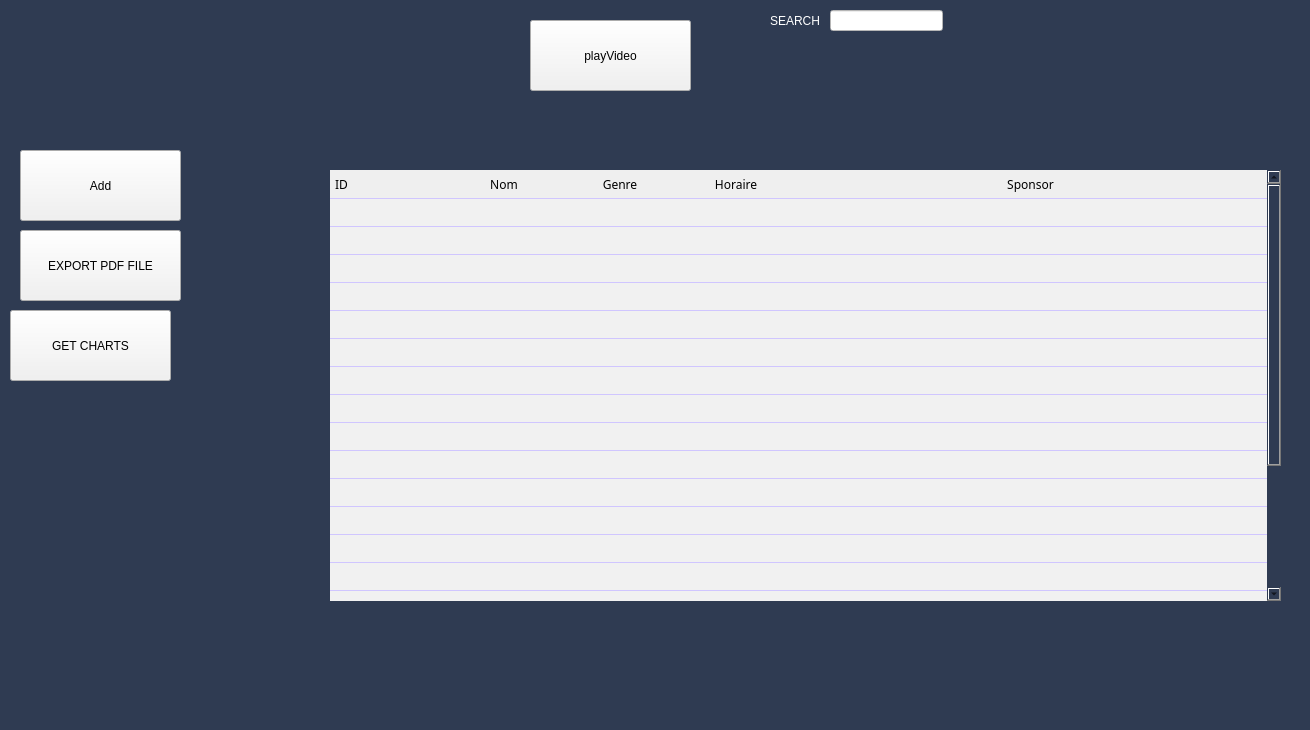
First picture: the form in emission.ui, repository HyperDarkmoon/TVEmpire, before the edit.
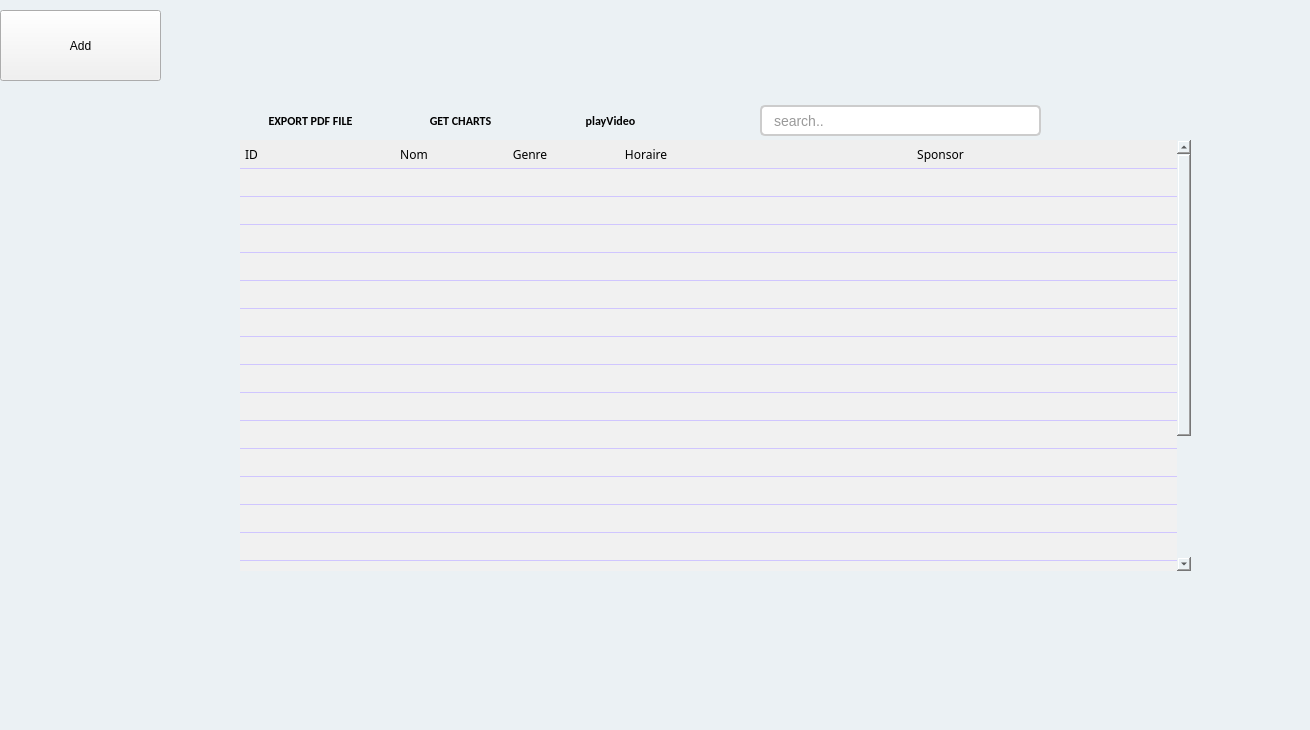
Second picture: the form after the edit. Icons and pictures are not drawn.

```diff
--- a/emission.ui
+++ b/emission.ui
@@ -111,14 +111,14 @@
    </property>
    <property name="styleSheet">
     <string notr="true">
-	background:#2F3B52;
+	background:#EBF1F4;
 </string>
    </property>
    <widget class="QTableWidget" name="tableWidget_2">
     <property name="geometry">
      <rect>
-      <x>330</x>
-      <y>170</y>
+      <x>240</x>
+      <y>140</y>
       <width>951</width>
       <height>431</height>
      </rect>
@@ -348,8 +348,8 @@
    <widget class="QPushButton" name="add_btn_2">
     <property name="geometry">
      <rect>
-      <x>20</x>
-      <y>150</y>
+      <x>0</x>
+      <y>10</y>
       <width>161</width>
       <height>71</height>
      </rect>
@@ -807,7 +807,7 @@
     </property>
     <property name="icon">
      <iconset>
-      <normaloff>../../../Desktop/#017_Students information system/icons/add.svg</normaloff>../../../Desktop/#017_Students information system/icons/add.svg</iconset>
+      <normaloff>../../#017_Students information system/icons/add.svg</normaloff>../../#017_Students information system/icons/add.svg</iconset>
     </property>
     <property name="iconSize">
      <size>
@@ -819,10 +819,10 @@
    <widget class="QPushButton" name="pdfButton">
     <property name="geometry">
      <rect>
-      <x>20</x>
-      <y>230</y>
-      <width>161</width>
-      <height>71</height>
+      <x>240</x>
+      <y>100</y>
+      <width>141</width>
+      <height>41</height>
      </rect>
     </property>
     <property name="palette">
@@ -839,10 +839,10 @@
        </colorrole>
        <colorrole role="Button">
         <brush brushstyle="SolidPattern">
-         <color alpha="255">
-          <red>241</red>
-          <green>241</green>
-          <blue>241</blue>
+         <color alpha="0">
+          <red>0</red>
+          <green>0</green>
+          <blue>0</blue>
          </color>
         </brush>
        </colorrole>
@@ -911,19 +911,19 @@
        </colorrole>
        <colorrole role="Base">
         <brush brushstyle="SolidPattern">
-         <color alpha="255">
-          <red>241</red>
-          <green>241</green>
-          <blue>241</blue>
+         <color alpha="0">
+          <red>0</red>
+          <green>0</green>
+          <blue>0</blue>
          </color>
         </brush>
        </colorrole>
        <colorrole role="Window">
         <brush brushstyle="SolidPattern">
-         <color alpha="255">
-          <red>241</red>
-          <green>241</green>
-          <blue>241</blue>
+         <color alpha="0">
+          <red>0</red>
+          <green>0</green>
+          <blue>0</blue>
          </color>
         </brush>
        </colorrole>
@@ -985,10 +985,10 @@
        </colorrole>
        <colorrole role="Button">
         <brush brushstyle="SolidPattern">
-         <color alpha="255">
-          <red>241</red>
-          <green>241</green>
-          <blue>241</blue>
+         <color alpha="0">
+          <red>0</red>
+          <green>0</green>
+          <blue>0</blue>
          </color>
         </brush>
        </colorrole>
@@ -1057,19 +1057,19 @@
        </colorrole>
        <colorrole role="Base">
         <brush brushstyle="SolidPattern">
-         <color alpha="255">
-          <red>241</red>
-          <green>241</green>
-          <blue>241</blue>
+         <color alpha="0">
+          <red>0</red>
+          <green>0</green>
+          <blue>0</blue>
          </color>
         </brush>
        </colorrole>
        <colorrole role="Window">
         <brush brushstyle="SolidPattern">
-         <color alpha="255">
-          <red>241</red>
-          <green>241</green>
-          <blue>241</blue>
+         <color alpha="0">
+          <red>0</red>
+          <green>0</green>
+          <blue>0</blue>
          </color>
         </brush>
        </colorrole>
@@ -1123,18 +1123,18 @@
        <colorrole role="WindowText">
         <brush brushstyle="SolidPattern">
          <color alpha="255">
-          <red>127</red>
-          <green>127</green>
-          <blue>127</blue>
+          <red>0</red>
+          <green>0</green>
+          <blue>0</blue>
          </color>
         </brush>
        </colorrole>
        <colorrole role="Button">
         <brush brushstyle="SolidPattern">
-         <color alpha="255">
-          <red>241</red>
-          <green>241</green>
-          <blue>241</blue>
+         <color alpha="0">
+          <red>0</red>
+          <green>0</green>
+          <blue>0</blue>
          </color>
         </brush>
        </colorrole>
@@ -1177,9 +1177,9 @@
        <colorrole role="Text">
         <brush brushstyle="SolidPattern">
          <color alpha="255">
-          <red>127</red>
-          <green>127</green>
-          <blue>127</blue>
+          <red>0</red>
+          <green>0</green>
+          <blue>0</blue>
          </color>
         </brush>
        </colorrole>
@@ -1195,27 +1195,27 @@
        <colorrole role="ButtonText">
         <brush brushstyle="SolidPattern">
          <color alpha="255">
-          <red>127</red>
-          <green>127</green>
-          <blue>127</blue>
+          <red>0</red>
+          <green>0</green>
+          <blue>0</blue>
          </color>
         </brush>
        </colorrole>
        <colorrole role="Base">
         <brush brushstyle="SolidPattern">
-         <color alpha="255">
-          <red>241</red>
-          <green>241</green>
-          <blue>241</blue>
+         <color alpha="0">
+          <red>0</red>
+          <green>0</green>
+          <blue>0</blue>
          </color>
         </brush>
        </colorrole>
        <colorrole role="Window">
         <brush brushstyle="SolidPattern">
-         <color alpha="255">
-          <red>241</red>
-          <green>241</green>
-          <blue>241</blue>
+         <color alpha="0">
+          <red>0</red>
+          <green>0</green>
+          <blue>0</blue>
          </color>
         </brush>
        </colorrole>
@@ -1271,76 +1271,93 @@
      <bool>false</bool>
     </property>
     <property name="styleSheet">
-     <string notr="true">background : #F1F1F1;</string>
+     <string notr="true">QPushButton {
+    background-color: transparent; 
+    color: black;
+
+    border-radius: 10px;
+    padding: 10px 20px;
+    font-weight: bold;
+    font-family: Calibri, sans-serif;
+}
+
+/* Hover effect */
+QPushButton:hover {
+  
+    border: 3px solid #141E46;
+    color: black;
+}
+
+/* Pressed effect */
+QPushButton:pressed {
+    background-color: #141E46;
+    border: 2px solid #141E46;
+    padding: 9px 19px;
+    color: white;
+}
+
+/* Checked effect */
+QPushButton:checked {
+    background-color: #64a1c2; /* Your desired color */
+    border: none; /* Remove the border if needed */
+}</string>
     </property>
     <property name="text">
      <string>EXPORT PDF FILE</string>
     </property>
     <property name="icon">
      <iconset>
-      <normaloff>../../../Desktop/#017_Students information system/icons/add.svg</normaloff>../../../Desktop/#017_Students information system/icons/add.svg</iconset>
+      <normaloff>icon/format-de-fichier-pdf.png</normaloff>icon/format-de-fichier-pdf.png</iconset>
     </property>
     <property name="iconSize">
      <size>
-      <width>20</width>
-      <height>20</height>
+      <width>30</width>
+      <height>30</height>
      </size>
     </property>
    </widget>
    <widget class="QLineEdit" name="searchBar">
     <property name="geometry">
      <rect>
-      <x>830</x>
-      <y>10</y>
-      <width>113</width>
-      <height>21</height>
-     </rect>
-    </property>
-    <property name="styleSheet">
-     <string notr="true">background:#fff</string>
-    </property>
-   </widget>
-   <widget class="QLabel" name="tempLabel">
-    <property name="geometry">
-     <rect>
-      <x>740</x>
-      <y>70</y>
-      <width>291</width>
+      <x>760</x>
+      <y>105</y>
+      <width>281</width>
       <height>31</height>
      </rect>
     </property>
     <property name="styleSheet">
-     <string notr="true">color:#FFF
+     <string notr="true">QLineEdit {
+    background-color: #FFFFFF; /* Background color */
+    border: 2px solid #CCCCCC; /* Border color */
+    border-radius: 5px; /* Border radius */
+    padding: 7px 10px; /* Padding */
+    font-size: 14px; /* Font size */
+    color: #333333; /* Text color */
+}
+
+QLineEdit:hover {
+    border-color: #999999; /* Border color on hover */
+}
+
+QLineEdit:focus {
+    border-color: #0078D4; /* Border color when focused */
+}
 </string>
     </property>
-    <property name="text">
+    <property name="inputMask">
      <string/>
     </property>
-   </widget>
-   <widget class="QLabel" name="tempLabel_2">
-    <property name="geometry">
-     <rect>
-      <x>770</x>
-      <y>10</y>
-      <width>51</width>
-      <height>21</height>
-     </rect>
-    </property>
-    <property name="styleSheet">
-     <string notr="true">color:#FFF
-</string>
-    </property>
-    <property name="text">
-     <string>SEARCH</string>
+    <property name="placeholderText">
+     <string>search..</string>
     </property>
    </widget>
    <widget class="QPushButton" name="pdfButton_2">
     <property name="geometry">
      <rect>
-      <x>10</x>
-      <y>310</y>
-      <width>161</width>
-      <height>71</height>
+      <x>390</x>
+      <y>100</y>
+      <width>141</width>
+      <height>41</height>
      </rect>
     </property>
     <property name="palette">
@@ -1357,10 +1374,10 @@
        </colorrole>
        <colorrole role="Button">
         <brush brushstyle="SolidPattern">
-         <color alpha="255">
-          <red>241</red>
-          <green>241</green>
-          <blue>241</blue>
+         <color alpha="0">
+          <red>0</red>
+          <green>0</green>
+          <blue>0</blue>
          </color>
         </brush>
        </colorrole>
@@ -1429,19 +1446,19 @@
        </colorrole>
        <colorrole role="Base">
         <brush brushstyle="SolidPattern">
-         <color alpha="255">
-          <red>241</red>
-          <green>241</green>
-          <blue>241</blue>
+         <color alpha="0">
+          <red>0</red>
+          <green>0</green>
+          <blue>0</blue>
          </color>
         </brush>
        </colorrole>
        <colorrole role="Window">
         <brush brushstyle="SolidPattern">
-         <color alpha="255">
-          <red>241</red>
-          <green>241</green>
-          <blue>241</blue>
+         <color alpha="0">
+          <red>0</red>
+          <green>0</green>
+          <blue>0</blue>
          </color>
         </brush>
        </colorrole>
@@ -1503,10 +1520,10 @@
        </colorrole>
        <colorrole role="Button">
         <brush brushstyle="SolidPattern">
-         <color alpha="255">
-          <red>241</red>
-          <green>241</green>
-          <blue>241</blue>
+         <color alpha="0">
+          <red>0</red>
+          <green>0</green>
+          <blue>0</blue>
          </color>
         </brush>
        </colorrole>
@@ -1575,19 +1592,19 @@
        </colorrole>
        <colorrole role="Base">
         <brush brushstyle="SolidPattern">
-         <color alpha="255">
-          <red>241</red>
-          <green>241</green>
-          <blue>241</blue>
+         <color alpha="0">
+          <red>0</red>
+          <green>0</green>
+          <blue>0</blue>
          </color>
         </brush>
        </colorrole>
        <colorrole role="Window">
         <brush brushstyle="SolidPattern">
-         <color alpha="255">
-          <red>241</red>
-          <green>241</green>
-          <blue>241</blue>
+         <color alpha="0">
+          <red>0</red>
+          <green>0</green>
+          <blue>0</blue>
          </color>
         </brush>
        </colorrole>
@@ -1641,18 +1658,18 @@
        <colorrole role="WindowText">
         <brush brushstyle="SolidPattern">
          <color alpha="255">
-          <red>127</red>
-          <green>127</green>
-          <blue>127</blue>
+          <red>0</red>
+          <green>0</green>
+          <blue>0</blue>
          </color>
         </brush>
        </colorrole>
        <colorrole role="Button">
         <brush brushstyle="SolidPattern">
-         <color alpha="255">
-          <red>241</red>
-          <green>241</green>
-          <blue>241</blue>
+         <color alpha="0">
+          <red>0</red>
+          <green>0</green>
+          <blue>0</blue>
          </color>
         </brush>
        </colorrole>
@@ -1695,9 +1712,9 @@
        <colorrole role="Text">
         <brush brushstyle="SolidPattern">
          <color alpha="255">
-          <red>127</red>
-          <green>127</green>
-          <blue>127</blue>
+          <red>0</red>
+          <green>0</green>
+          <blue>0</blue>
          </color>
         </brush>
        </colorrole>
@@ -1713,27 +1730,27 @@
        <colorrole role="ButtonText">
         <brush brushstyle="SolidPattern">
          <color alpha="255">
-          <red>127</red>
-          <green>127</green>
-          <blue>127</blue>
+          <red>0</red>
+          <green>0</green>
+          <blue>0</blue>
          </color>
         </brush>
        </colorrole>
        <colorrole role="Base">
         <brush brushstyle="SolidPattern">
-         <color alpha="255">
-          <red>241</red>
-          <green>241</green>
-          <blue>241</blue>
+         <color alpha="0">
+          <red>0</red>
+          <green>0</green>
+          <blue>0</blue>
          </color>
         </brush>
        </colorrole>
        <colorrole role="Window">
         <brush brushstyle="SolidPattern">
-         <color alpha="255">
-          <red>241</red>
-          <green>241</green>
-          <blue>241</blue>
+         <color alpha="0">
+          <red>0</red>
+          <green>0</green>
+          <blue>0</blue>
          </color>
         </brush>
        </colorrole>
@@ -1789,29 +1806,58 @@
      <bool>false</bool>
     </property>
     <property name="styleSheet">
-     <string notr="true">background : #F1F1F1;</string>
+     <string notr="true">QPushButton {
+    background-color: transparent; 
+    color: black;
+
+    border-radius: 10px;
+    padding: 10px 20px;
+    font-weight: bold;
+    font-family: Calibri, sans-serif;
+}
+
+/* Hover effect */
+QPushButton:hover {
+  
+    border: 3px solid #141E46;
+    color: black;
+}
+
+/* Pressed effect */
+QPushButton:pressed {
+    background-color: #141E46;
+    border: 2px solid #141E46;
+    padding: 9px 19px;
+    color: white;
+}
+
+/* Checked effect */
+QPushButton:checked {
+    background-color: #64a1c2; /* Your desired color */
+    border: none; /* Remove the border if needed */
+}</string>
     </property>
     <property name="text">
      <string>GET CHARTS</string>
     </property>
     <property name="icon">
      <iconset>
-      <normaloff>../../../Desktop/#017_Students information system/icons/add.svg</normaloff>../../../Desktop/#017_Students information system/icons/add.svg</iconset>
+      <normaloff>icon/tableau-de-bord.png</normaloff>icon/tableau-de-bord.png</iconset>
     </property>
     <property name="iconSize">
      <size>
-      <width>20</width>
-      <height>20</height>
+      <width>30</width>
+      <height>30</height>
      </size>
     </property>
    </widget>
    <widget class="QPushButton" name="playVideoButton">
     <property name="geometry">
      <rect>
-      <x>530</x>
-      <y>20</y>
-      <width>161</width>
-      <height>71</height>
+      <x>540</x>
+      <y>100</y>
+      <width>141</width>
+      <height>41</height>
      </rect>
     </property>
     <property name="palette">
@@ -1828,10 +1874,10 @@
        </colorrole>
        <colorrole role="Button">
         <brush brushstyle="SolidPattern">
-         <color alpha="255">
-          <red>241</red>
-          <green>241</green>
-          <blue>241</blue>
+         <color alpha="0">
+          <red>0</red>
+          <green>0</green>
+          <blue>0</blue>
          </color>
         </brush>
        </colorrole>
@@ -1900,19 +1946,19 @@
        </colorrole>
        <colorrole role="Base">
         <brush brushstyle="SolidPattern">
-         <color alpha="255">
-          <red>241</red>
-          <green>241</green>
-          <blue>241</blue>
+         <color alpha="0">
+          <red>0</red>
+          <green>0</green>
+          <blue>0</blue>
          </color>
         </brush>
        </colorrole>
        <colorrole role="Window">
         <brush brushstyle="SolidPattern">
-         <color alpha="255">
-          <red>241</red>
-          <green>241</green>
-          <blue>241</blue>
+         <color alpha="0">
+          <red>0</red>
+          <green>0</green>
+          <blue>0</blue>
          </color>
         </brush>
        </colorrole>
@@ -1974,10 +2020,10 @@
        </colorrole>
        <colorrole role="Button">
         <brush brushstyle="SolidPattern">
-         <color alpha="255">
-          <red>241</red>
-          <green>241</green>
-          <blue>241</blue>
+         <color alpha="0">
+          <red>0</red>
+          <green>0</green>
+          <blue>0</blue>
          </color>
         </brush>
        </colorrole>
@@ -2046,19 +2092,19 @@
        </colorrole>
        <colorrole role="Base">
         <brush brushstyle="SolidPattern">
-         <color alpha="255">
-          <red>241</red>
-          <green>241</green>
-          <blue>241</blue>
+         <color alpha="0">
+          <red>0</red>
+          <green>0</green>
+          <blue>0</blue>
          </color>
         </brush>
        </colorrole>
        <colorrole role="Window">
         <brush brushstyle="SolidPattern">
-         <color alpha="255">
-          <red>241</red>
-          <green>241</green>
-          <blue>241</blue>
+         <color alpha="0">
+          <red>0</red>
+          <green>0</green>
+          <blue>0</blue>
          </color>
         </brush>
        </colorrole>
@@ -2112,18 +2158,18 @@
        <colorrole role="WindowText">
         <brush brushstyle="SolidPattern">
          <color alpha="255">
-          <red>127</red>
-          <green>127</green>
-          <blue>127</blue>
+          <red>0</red>
+          <green>0</green>
+          <blue>0</blue>
          </color>
         </brush>
        </colorrole>
        <colorrole role="Button">
         <brush brushstyle="SolidPattern">
-         <color alpha="255">
-          <red>241</red>
-          <green>241</green>
-          <blue>241</blue>
+         <color alpha="0">
+          <red>0</red>
+          <green>0</green>
+          <blue>0</blue>
          </color>
         </brush>
        </colorrole>
@@ -2166,9 +2212,9 @@
        <colorrole role="Text">
         <brush brushstyle="SolidPattern">
          <color alpha="255">
-          <red>127</red>
-          <green>127</green>
-          <blue>127</blue>
+          <red>0</red>
+          <green>0</green>
+          <blue>0</blue>
          </color>
         </brush>
        </colorrole>
@@ -2184,27 +2230,27 @@
        <colorrole role="ButtonText">
         <brush brushstyle="SolidPattern">
          <color alpha="255">
-          <red>127</red>
-          <green>127</green>
-          <blue>127</blue>
+          <red>0</red>
+          <green>0</green>
+          <blue>0</blue>
          </color>
         </brush>
        </colorrole>
        <colorrole role="Base">
         <brush brushstyle="SolidPattern">
-         <color alpha="255">
-          <red>241</red>
-          <green>241</green>
-          <blue>241</blue>
+         <color alpha="0">
+          <red>0</red>
+          <green>0</green>
+          <blue>0</blue>
          </color>
         </brush>
        </colorrole>
        <colorrole role="Window">
         <brush brushstyle="SolidPattern">
-         <color alpha="255">
-          <red>241</red>
-          <green>241</green>
-          <blue>241</blue>
+         <color alpha="0">
+          <red>0</red>
+          <green>0</green>
+          <blue>0</blue>
          </color>
         </brush>
        </colorrole>
@@ -2260,22 +2306,100 @@
      <bool>false</bool>
     </property>
     <property name="styleSheet">
-     <string notr="true">background : #F1F1F1;</string>
+     <string notr="true">QPushButton {
+    background-color: transparent; 
+    color: black;
+
+    border-radius: 10px;
+    padding: 10px 20px;
+    font-weight: bold;
+    font-family: Calibri, sans-serif;
+}
+
+/* Hover effect */
+QPushButton:hover {
+  
+    border: 3px solid #141E46;
+    color: black;
+}
+
+/* Pressed effect */
+QPushButton:pressed {
+    background-color: #141E46;
+    border: 2px solid #141E46;
+    padding: 9px 19px;
+    color: white;
+}
+
+/* Checked effect */
+QPushButton:checked {
+    background-color: #64a1c2; /* Your desired color */
+    border: none; /* Remove the border if needed */
+}</string>
     </property>
     <property name="text">
      <string>playVideo</string>
     </property>
     <property name="icon">
      <iconset>
-      <normaloff>../../../Desktop/#017_Students information system/icons/add.svg</normaloff>../../../Desktop/#017_Students information system/icons/add.svg</iconset>
+      <normaloff>icon/play.png</normaloff>icon/play.png</iconset>
     </property>
     <property name="iconSize">
      <size>
+      <width>30</width>
+      <height>30</height>
+     </size>
+    </property>
+   </widget>
+   <widget class="QLabel" name="label">
+    <property name="geometry">
+     <rect>
+      <x>240</x>
+      <y>90</y>
+      <width>951</width>
+      <height>51</height>
+     </rect>
+    </property>
+    <property name="text">
+     <string/>
+    </property>
+   </widget>
+   <widget class="QLabel" name="label_8">
+    <property name="geometry">
+     <rect>
+      <x>1010</x>
+      <y>110</y>
       <width>20</width>
       <height>20</height>
-     </size>
+     </rect>
+    </property>
+    <property name="autoFillBackground">
+     <bool>false</bool>
+    </property>
+    <property name="styleSheet">
+     <string notr="true">background-color:transparent;</string>
+    </property>
+    <property name="text">
+     <string/>
+    </property>
+    <property name="pixmap">
+     <pixmap>../../../Downloads/recherche.png</pixmap>
+    </property>
+    <property name="scaledContents">
+     <bool>true</bool>
+    </property>
+    <property name="alignment">
+     <set>Qt::AlignCenter</set>
     </property>
    </widget>
+   <zorder>label</zorder>
+   <zorder>tableWidget_2</zorder>
+   <zorder>add_btn_2</zorder>
+   <zorder>pdfButton</zorder>
+   <zorder>searchBar</zorder>
+   <zorder>pdfButton_2</zorder>
+   <zorder>playVideoButton</zorder>
+   <zorder>label_8</zorder>
   </widget>
  </widget>
  <resources/>
```
